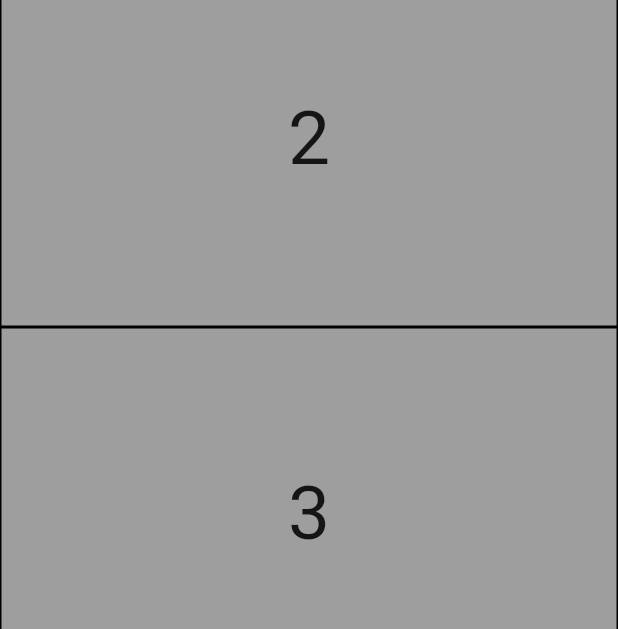
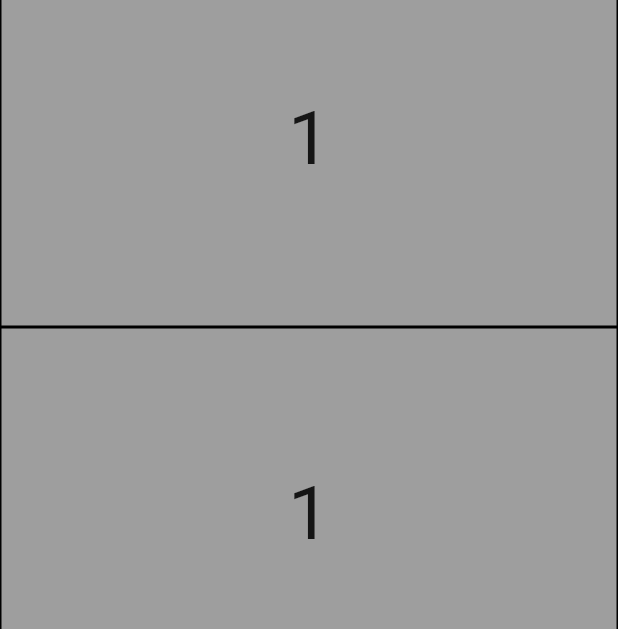
Before and after one commit to saifudinzezy/flutter-pemula, a Flutter app: the screen it shows after launch, on a phone screen of 412 x 824 dp. Shown: the part 507-1136 px from the top of the screen. Run offline on Flutter 3.47's test engine with Material 2 defaults, Android fonts, the phone set to English and light mode, and no system bars.

Commit message:
add dinamyc

```diff
--- a/lib/main.dart
+++ b/lib/main.dart
@@ -18,8 +18,8 @@ class MyApp extends StatelessWidget {
               title: Text('Widget ListView'),
             ),
             body: ListView(
-          children: [
-            Container(
+              children: numberList.map((number){
+                return Container(
                   height: 250,
                   decoration: BoxDecoration(
                     color: Colors.grey,
@@ -31,47 +31,8 @@ class MyApp extends StatelessWidget {
                       style: TextStyle(fontSize: 50),
                     ),
                   ),
-            ),
-            Container(
-              height: 250,
-              decoration: BoxDecoration(
-                color: Colors.grey,
-                border: Border.all(color: Colors.black),
-              ),
-              child: Center(
-                child: Text(
-                  '2',
-                  style: TextStyle(fontSize: 50),
-                ),
-              ),
-            ),
-            Container(
-              height: 250,
-              decoration: BoxDecoration(
-                color: Colors.grey,
-                border: Border.all(color: Colors.black),
-              ),
-              child: Center(
-                child: Text(
-                  '3',
-                  style: TextStyle(fontSize: 50),
-                ),
-              ),
-            ),
-            Container(
-              height: 250,
-              decoration: BoxDecoration(
-                color: Colors.grey,
-                border: Border.all(color: Colors.black),
-              ),
-              child: Center(
-                child: Text(
-                  '4',
-                  style: TextStyle(fontSize: 50),
-                ),
-              ),
-            ),
-          ],
+                );
+              }).toList(),
             )
         )
     );
```
Lines whose indentation alone changed are shown as unchanged.
